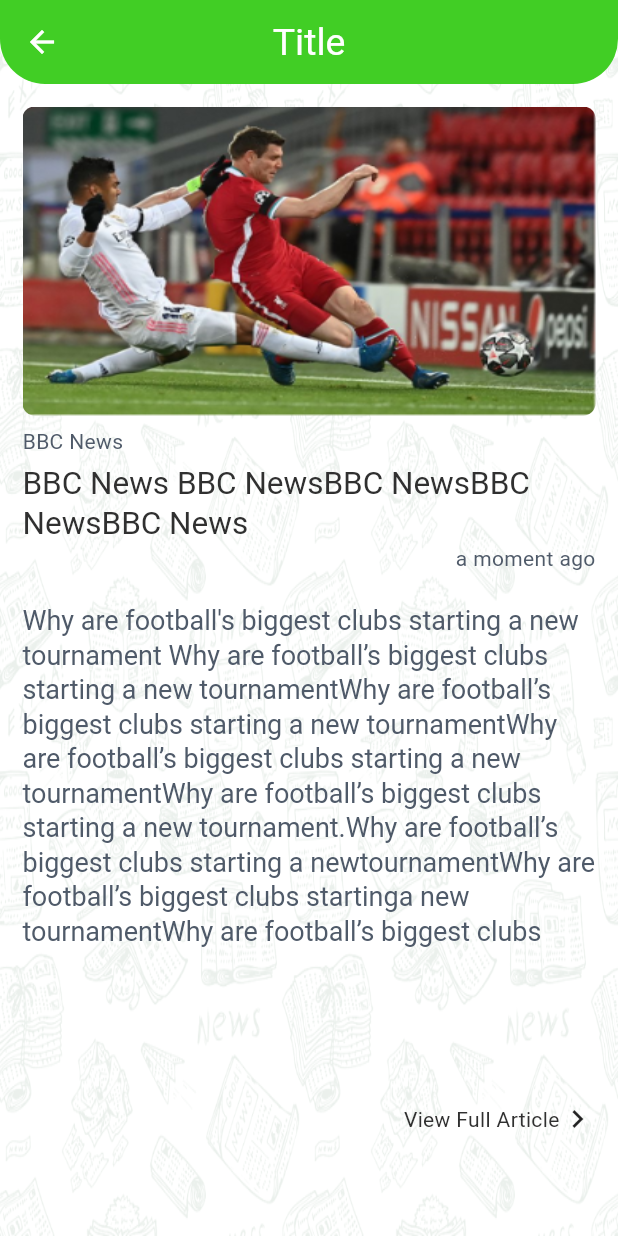
After one commit to monamohamed1998/Articles, a Flutter app: the NewsItemDetails screen opened by its route, on a phone screen of 412 x 824 dp. The commit adds this screen. Run offline on Flutter 3.47's test engine with Material 3 defaults, Android fonts, the phone set to English and light mode, and no system bars; our stand-ins replace timeago.

Commit message:
implement the ui for categories, drawer and news

```diff
--- a/lib/News/news_item.dart
+++ b/lib/News/news_item.dart
@@ -1,4 +1,5 @@
 import 'package:flutter/material.dart';
+import 'package:newsapp2/News/news_item_details.dart';
 import 'package:newsapp2/app_theme.dart';
 import 'package:timeago/timeago.dart' as timeago;
 
@@ -9,6 +10,8 @@ class NewsItem extends StatelessWidget {
   Widget build(BuildContext context) {
     return Padding(
       padding: const EdgeInsets.symmetric(horizontal: 15, vertical: 10),
+      child: GestureDetector(
+        onTap: () => Navigator.pushNamed(context, NewsItemDetails.routeName),
         child: Column(
           crossAxisAlignment: CrossAxisAlignment.start,
           children: [
@@ -53,6 +56,7 @@ class NewsItem extends StatelessWidget {
             ),
           ],
         ),
+      ),
     );
   }
 }
--- /dev/null
+++ b/lib/News/news_item_details.dart
@@ -0,0 +1,109 @@
+import 'package:flutter/material.dart';
+import 'package:newsapp2/app_theme.dart';
+import 'package:timeago/timeago.dart' as timeago;
+
+class NewsItemDetails extends StatelessWidget {
+  const NewsItemDetails({super.key});
+  static const String routeName = "News_details";
+
+  @override
+  Widget build(BuildContext context) {
+    return Container(
+      decoration: BoxDecoration(
+        color: AppTheme.white,
+        image: DecorationImage(
+          image: AssetImage(
+            "assets/images/pattern.png",
+          ),
+          fit: BoxFit.fill,
+        ),
+      ),
+      child: Scaffold(
+        appBar: AppBar(
+          title: Text("Title"),
+        ),
+        body: Padding(
+          padding: const EdgeInsets.symmetric(horizontal: 15, vertical: 15),
+          child: GestureDetector(
+            onTap: () => Navigator.pushNamed,
+            child: Column(
+              crossAxisAlignment: CrossAxisAlignment.start,
+              children: [
+                ClipRRect(
+                  borderRadius: BorderRadius.circular(8),
+                  child: Image.asset(
+                    "assets/images/NewsTest.png",
+                    height: MediaQuery.of(context).size.height * 0.25,
+                    width: double.infinity,
+                    fit: BoxFit.fill,
+                  ),
+                ),
+                SizedBox(
+                  height: 7,
+                ),
+                Text(
+                  "BBC News",
+                  style: Theme.of(context)
+                      .textTheme
+                      .bodyMedium
+                      ?.copyWith(color: AppTheme.nevy),
+                ),
+                SizedBox(
+                  height: 4,
+                ),
+                Text(
+                  "BBC News BBC NewsBBC NewsBBC NewsBBC News",
+                  style: Theme.of(context)
+                      .textTheme
+                      .titleLarge
+                      ?.copyWith(color: AppTheme.black, fontSize: 21),
+                ),
+                Align(
+                  alignment: AlignmentDirectional.bottomEnd,
+                  child: Text(
+                    timeago.format(DateTime.now()),
+                    style: Theme.of(context)
+                        .textTheme
+                        .bodyMedium
+                        ?.copyWith(color: AppTheme.nevy),
+                  ),
+                ),
+                SizedBox(
+                  height: 20,
+                ),
+                Text(
+                  "Why are football's biggest clubs starting a new tournament Why are football’s biggest clubs starting a new tournamentWhy are football’s biggest clubs starting a new tournamentWhy are football’s biggest clubs starting a new tournamentWhy are football’s biggest clubs starting a new tournament.Why are football’s biggest clubs starting a newtournamentWhy are football’s biggest clubs startinga new tournamentWhy are football’s biggest clubs ",
+                  style: Theme.of(context)
+                      .textTheme
+                      .titleLarge
+                      ?.copyWith(color: AppTheme.nevy, fontSize: 18),
+                ),
+                Spacer(
+                  flex: 2,
+                ),
+                Row(
+                  mainAxisAlignment: MainAxisAlignment.end,
+                  children: [
+                    Text(
+                      "View Full Article",
+                      style: Theme.of(context)
+                          .textTheme
+                          .bodyMedium
+                          ?.copyWith(color: AppTheme.black),
+                    ),
+                    Icon(Icons.navigate_next),
+                  ],
+                ),
+                Spacer(
+                  flex: 1,
+                ),
+              ],
+            ),
+          ),
+        ),
+      ),
+    );
+
+    ;
+  }
+}
--- a/lib/drawer/home_drawer.dart
+++ b/lib/drawer/home_drawer.dart
@@ -10,7 +10,7 @@ class HomeDrawer extends StatelessWidget {
     return Column(
       children: [
         Container(
-          color: AppTheme.nevy,
+          color: AppTheme.Primary,
           width: MediaQuery.of(context).size.width * 0.75,
           height: MediaQuery.of(context).size.height * 0.25,
           child: Center(
--- a/lib/main.dart
+++ b/lib/main.dart
@@ -1,4 +1,5 @@
 import 'package:flutter/material.dart';
+import 'package:newsapp2/News/news_item_details.dart';
 import 'package:newsapp2/app_theme.dart';
 import 'package:newsapp2/home_page.dart';
 
@@ -15,6 +16,7 @@ class MyApp extends StatelessWidget {
       debugShowCheckedModeBanner: false,
       routes: {
         HomePage.routeName: (context) => HomePage(),
+        NewsItemDetails.routeName: (context) => const NewsItemDetails(),
       },
       initialRoute: HomePage.routeName,
       theme: AppTheme.lightmode,
```
Lines whose indentation alone changed are shown as unchanged.
